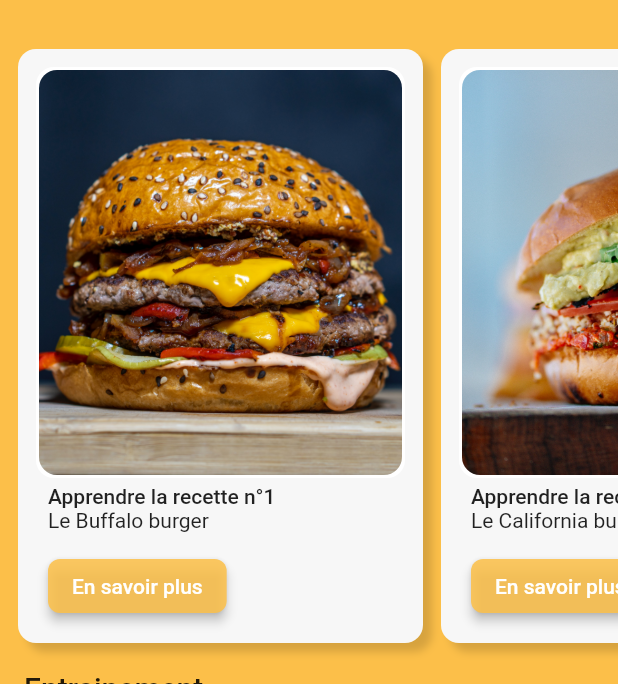
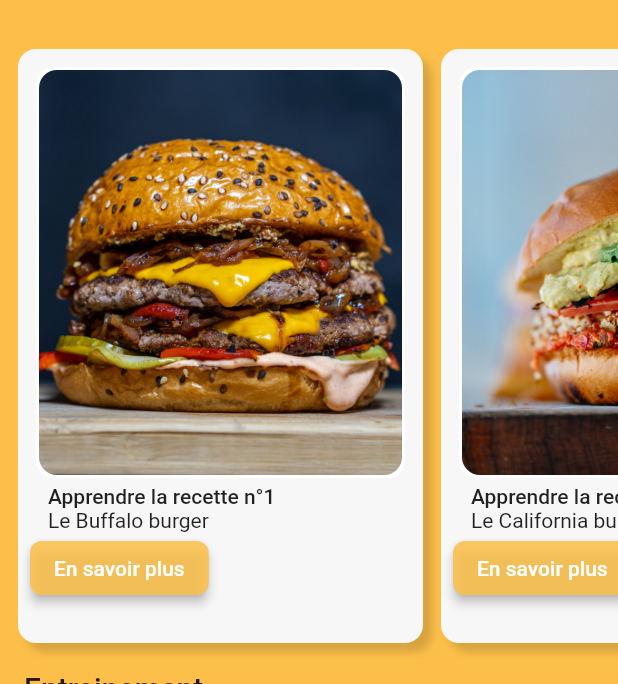
Before and after one commit to AbdourahmaneGadio/SmashBurger, a Flutter app: the HomePage screen opened by its route, on a phone screen of 412 x 824 dp, the part 137-821 px from its top. Run offline on Flutter 3.47's test engine with Material 2 defaults, Android fonts, the phone set to English and light mode, and no system bars; Roboto replaces fonts that are missing (LeonSans, Outfit, Poppins).

Commit message:
small modiff

```diff
--- a/lib/accueil.dart
+++ b/lib/accueil.dart
@@ -130,20 +130,16 @@ class HomePage extends StatelessWidget {
                                     ressource.des,
                                   ),
                                 ),
-                                Padding(
-                                  padding: EdgeInsetsDirectional.fromSTEB(
-                                      12, 12, 12, 12),
-                                  child: ElevatedButton(
+                                ElevatedButton(
                                   style: ElevatedButton.styleFrom(
                                     primary:
                                         Color.fromRGBO(252, 192, 73, 0.863),
                                     side: BorderSide(
                                         width: 1,
-                                          color: const Color.fromARGB(0, 0, 0,
-                                              0)), //border width and color
-                                      elevation: 3, //elevation of button
+                                        color:
+                                            const Color.fromARGB(0, 0, 0, 0)),
+                                    elevation: 3,
                                     shape: RoundedRectangleBorder(
-                                        //to set border radius to button
                                       borderRadius: BorderRadius.circular(8),
                                     ),
                                   ),
@@ -152,7 +148,6 @@ class HomePage extends StatelessWidget {
                                         context, ressource.path);
                                   },
                                   child: Text("En savoir plus"),
-                                  ),
                                 ),
                               ],
                             ),
```
Lines whose indentation alone changed are shown as unchanged.
